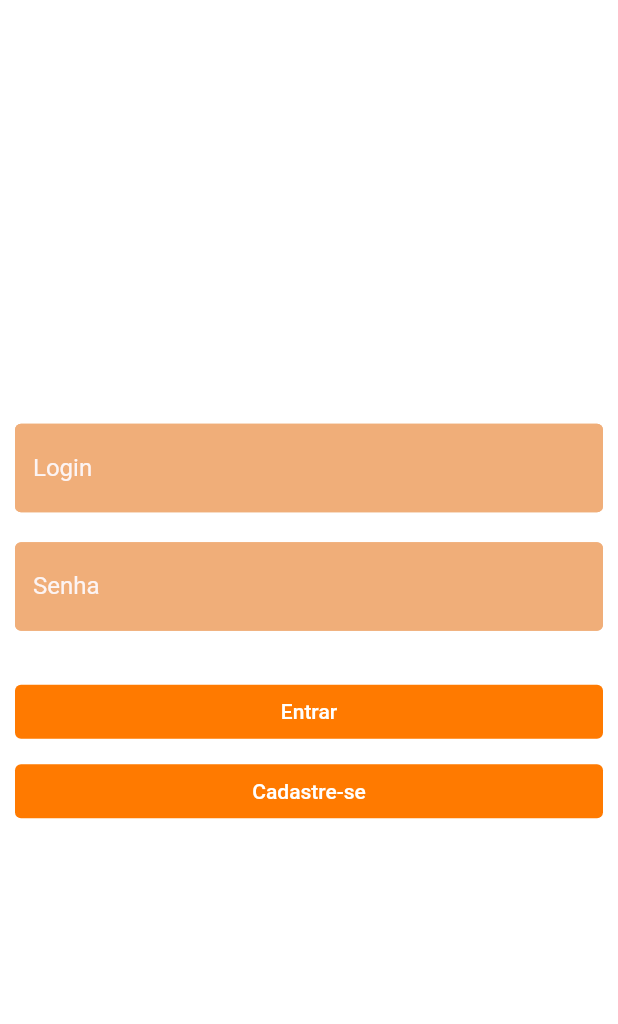
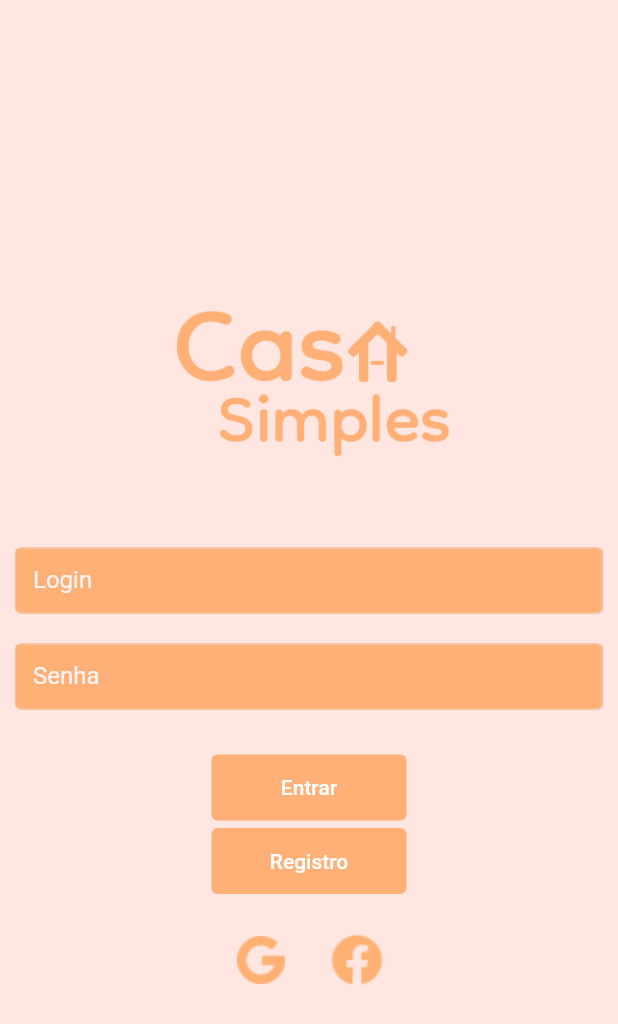
Before and after one commit to Geovane-Araujo/casa-simples, a Flutter app: the screen it shows after launch, on a phone screen of 412 x 824 dp. Shown: the top 1024 px of the screen. Run offline on Flutter 3.47's test engine with Material 2 defaults, Android fonts, the phone set to English and light mode, and no system bars.

Commit message:
finalizado tela de login

```diff
--- a/lib/main.dart
+++ b/lib/main.dart
@@ -24,7 +24,7 @@ class MyApp extends StatelessWidget {
         elevatedButtonTheme: ElevatedButtonThemeData(
           style: TextButton.styleFrom(backgroundColor: PersonalColors.primaryText)
         ),
-        primaryColorDark: PersonalColors.backgroundDetails,
+        primarySwatch: PersonalColors.personalSwatch,
         primaryColor: PersonalColors.backgroundDetails,
         textSelectionTheme: TextSelectionThemeData(cursorColor: PersonalColors.primaryTextColor)
       ),
--- a/lib/model/personalcolors.dart
+++ b/lib/model/personalcolors.dart
@@ -1,11 +1,30 @@
 import 'package:flutter/cupertino.dart';
+import 'package:flutter/material.dart';
 
 class PersonalColors{
 
+  static Color backgroundColor = Color(0xFFFFE6E1);
   static Color primaryText = Color(0xFFFFFFFF);
-  static Color backgroundButtons = Color(0xFFFF7A00);
-  static Color backgroundDetails = Color(0xFFF0AE79);
+  static Color backgroundButtons = Color(0xFFFFB077);
+  static Color backgroundSecondButtons = Color(0xFFEA8D7D);
+  static Color backgroundDetails = Color(0xFFF4C097);
   static Color primaryBack  = Color(0xFFFFFFFF);
   static Color primaryTextColor = Color(0xFFF5F1F1);
   static Color textHint = Color(0xFFFCF4F4);
+
+  static const MaterialColor personalSwatch = const MaterialColor(
+    0xFFEA8D7D, // 0% comes in here, this will be color picked if no shade is selected when defining a Color property which doesn’t require a swatch.
+    const <int, Color>{
+      50: const Color(0xffce5641),//10%
+      100: const Color(0xffb74c3a),//20%
+      200: const Color(0xffa04332),//30%
+      300: const Color(0xff89392b),//40%
+      400: const Color(0xff733024),//50%
+      500: const Color(0xff5c261d),//60%
+      600: const Color(0xff451c16),//70%
+      700: const Color(0xff2e130e),//80%
+      800: const Color(0xff170907),//90%
+      900: const Color(0xff000000),//100%
+    },
+  );
 }
--- a/lib/pages/home.dart
+++ b/lib/pages/home.dart
@@ -17,6 +17,7 @@ class _HomeState extends State<Home> {
       appBar: AppBar(
         backgroundColor: PersonalColors.backgroundDetails,
         title: Text("Casa Simples"),
+
       ),
       drawer: Drawer(
         child: ListView(
--- a/lib/pages/login.dart
+++ b/lib/pages/login.dart
@@ -16,14 +16,18 @@ class _LoginState extends State<Login> {
   @override
   Widget build(BuildContext context) {
     return Scaffold(
-      backgroundColor: PersonalColors.primaryBack,
-
-      body: Center(
+      backgroundColor: PersonalColors.backgroundColor,
+      body: Container(
+        margin: EdgeInsets.only(top: 0),
         child: Column(
           mainAxisAlignment: MainAxisAlignment.center,
           crossAxisAlignment: CrossAxisAlignment.stretch,
           children: [
             Container(
+              child: Image.asset("assets/logo/logo2.png",height: 200,width: 200),
+            ),
+            Container(
+              height: 44,
               margin: EdgeInsets.all(10),
               child: TextField(
                 style: TextStyle(
@@ -33,29 +37,36 @@ class _LoginState extends State<Login> {
                 decoration: InputDecoration(
                     filled: true,
                     labelText: "Login",
-                    hintText: "Login",
-                    fillColor: PersonalColors.backgroundDetails,
-                    border: OutlineInputBorder(borderSide: BorderSide(color: PersonalColors.backgroundDetails))
+                    fillColor: PersonalColors.backgroundButtons,
+                    border: OutlineInputBorder(
+                        borderSide: BorderSide(color: PersonalColors.backgroundButtons),
+                    )
                 ),
               ),
             ),
             Container(
+              height: 44,
               margin: EdgeInsets.all(10),
               child: TextField(
                 style: TextStyle(
                   color: PersonalColors.primaryText,
                 ),
                 keyboardType: TextInputType.visiblePassword,
+                obscureText: true,
                 decoration: InputDecoration(
                     filled: true,
                     labelText: "Senha",
-                    hintText: "senha",
-                    fillColor: PersonalColors.backgroundDetails,
-                    border: OutlineInputBorder(borderSide: BorderSide(color: PersonalColors.backgroundDetails))
+                    fillColor: PersonalColors.backgroundButtons,
+                    border: OutlineInputBorder(borderSide: BorderSide(color: PersonalColors.backgroundButtons))
+                ),
+
               ),
             ),
-            ),
+            Column(
+              children: [
                 Container(
+                    width: 130,
+                    height: 44,
                     margin: EdgeInsets.only(top: 20,left: 10,right: 10),
                     child: TextButton(
                       style: TextButton.styleFrom(
@@ -68,17 +79,52 @@ class _LoginState extends State<Login> {
                     )
                 ),
                 Container(
+                    width: 130,
+                    height: 44,
                     margin: EdgeInsets.only(top: 5,left: 10,right: 10),
+                    decoration: BoxDecoration(
+                      borderRadius: BorderRadius.all(Radius.circular(200))
+                    ),
                     child: TextButton(
                       style: TextButton.styleFrom(
-                      backgroundColor: PersonalColors.backgroundButtons
+                        backgroundColor: PersonalColors.backgroundButtons,
                       ),
-                  child: Text("Cadastre-se",style: TextStyle(color: Colors.white)),
+                      child: Text("Registro",style: TextStyle(color: Colors.white)),
                       onPressed: (){
-
                       },
                     )
+                ),
+                Row(
+                  mainAxisAlignment: MainAxisAlignment.center,
+                  children: [
+                    Container(
+                        margin: EdgeInsets.only(top: 15),
+                        decoration: BoxDecoration(
+                            borderRadius: BorderRadius.all(Radius.circular(200))
+                        ),
+                        child: TextButton(
+                          child: Image.asset("assets/images/Google.png"),
+                          onPressed: (){
+                          },
                         )
+                    ),
+                    Container(
+                        margin: EdgeInsets.only(top: 15),
+                        decoration: BoxDecoration(
+                            borderRadius: BorderRadius.all(Radius.circular(200))
+                        ),
+                        child: TextButton(
+                          child: Image.asset("assets/images/facebook.png"),
+                          onPressed: (){
+                          },
+                        )
+                    ),
+                  ],
+                )
+              ],
+            ),
+
+
           ],
         ),
       ),
--- a/pubspec.yaml
+++ b/pubspec.yaml
@@ -24,7 +24,8 @@ flutter:
   uses-material-design: true
 
   assets:
-    - assets/logo
+    - assets/logo/
+    - assets/images/
 
   # To add assets to your application, add an assets section, like this:
   # assets:
```
Also changed, not shown: assets/images/Google.png (added), assets/images/facebook.png (added), assets/logo/Logo 1.png (added), assets/logo/logo2.png (added). Lines whose indentation alone changed are shown as unchanged.
